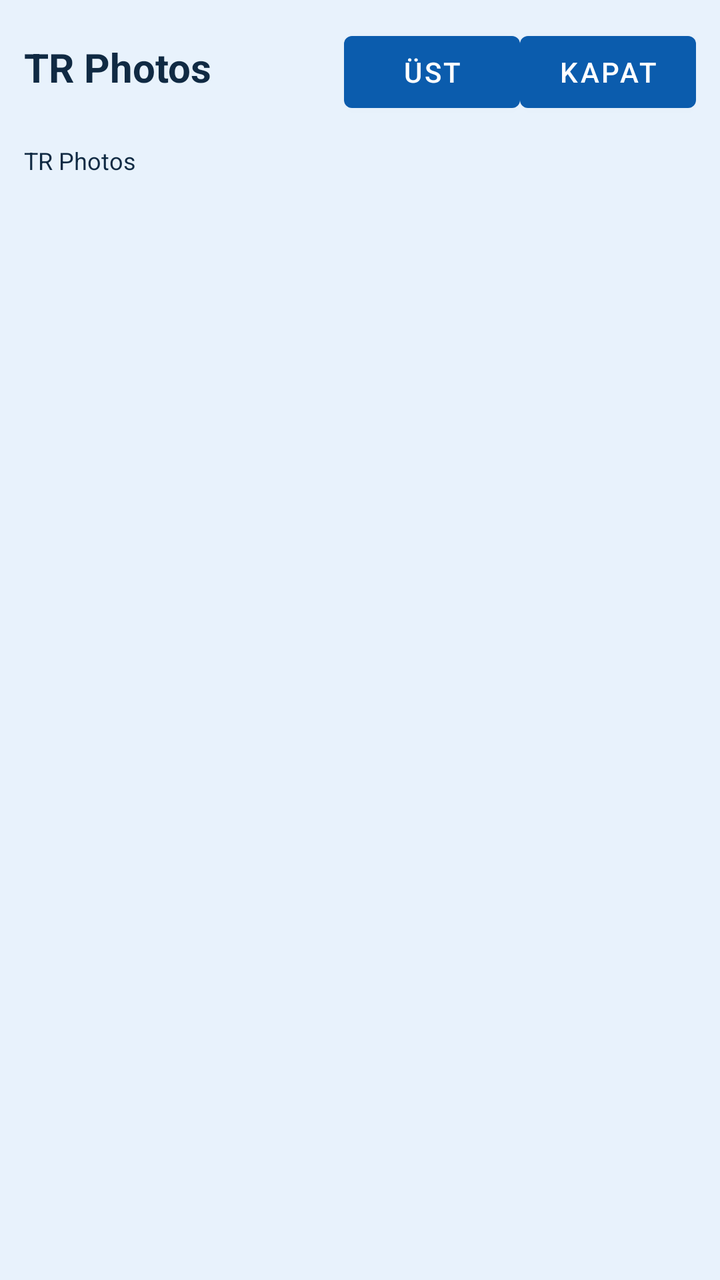
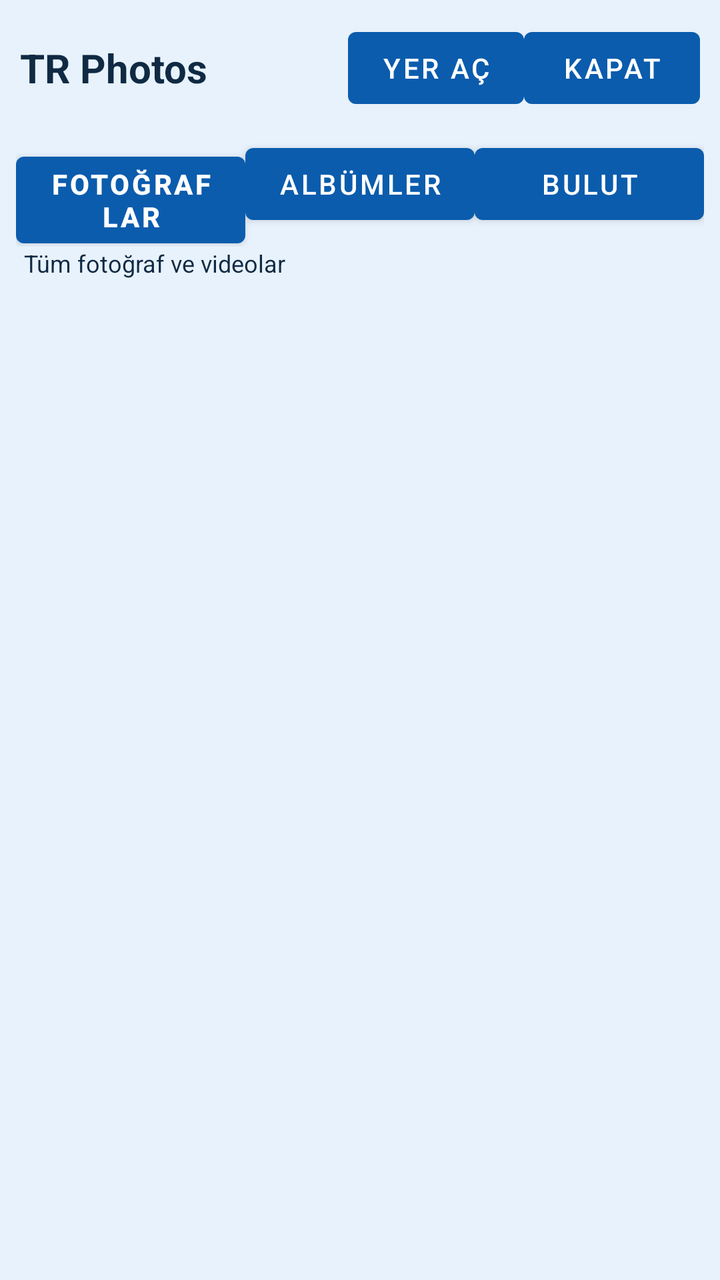

An Android layout rendered at two revisions. The XML below is the earlier revision; the diff shows what the commit changed to produce the second picture.
<!-- AndroidManifest.xml: activity theme Theme.TRDriver -->
<!-- res/layout/activity_photos_library.xml -->
<?xml version="1.0" encoding="utf-8"?>
<LinearLayout xmlns:android="http://schemas.android.com/apk/res/android"
    android:layout_width="match_parent"
    android:layout_height="match_parent"
    android:background="@color/tr_sky"
    android:orientation="vertical">

    <LinearLayout
        android:layout_width="match_parent"
        android:layout_height="wrap_content"
        android:orientation="horizontal"
        android:padding="12dp">

        <TextView
            android:id="@+id/photosTitle"
            android:layout_width="0dp"
            android:layout_height="wrap_content"
            android:layout_weight="1"
            android:text="TR Photos"
            android:textColor="@color/tr_ink"
            android:textSize="20sp"
            android:textStyle="bold" />

        <Button
            android:id="@+id/btnPhotosUp"
            android:layout_width="wrap_content"
            android:layout_height="wrap_content"
            android:text="Üst" />

        <Button
            android:id="@+id/btnPhotosClose"
            android:layout_width="wrap_content"
            android:layout_height="wrap_content"
            android:text="Kapat" />
    </LinearLayout>

    <TextView
        android:id="@+id/photosCrumbs"
        android:layout_width="match_parent"
        android:layout_height="wrap_content"
        android:paddingHorizontal="12dp"
        android:paddingBottom="8dp"
        android:text="TR Photos"
        android:textColor="@color/tr_ink"
        android:textSize="12sp" />

    <ProgressBar
        android:id="@+id/photosProgress"
        android:layout_width="wrap_content"
        android:layout_height="wrap_content"
        android:layout_gravity="center_horizontal"
        android:visibility="gone" />

    <androidx.recyclerview.widget.RecyclerView
        android:id="@+id/photosGrid"
        android:layout_width="match_parent"
        android:layout_height="0dp"
        android:layout_weight="1"
        android:padding="8dp"
        android:clipToPadding="false" />
</LinearLayout>
<!-- resources referenced by this layout -->
<resources>
  <color name="tr_ink">#102A43</color>
  <color name="tr_sky">#E8F2FC</color>
  <style name="Theme.TRDriver" parent="Theme.MaterialComponents.Light.NoActionBar">
          <item name="colorPrimary">@color/tr_blue</item>
          <item name="colorPrimaryVariant">@color/tr_blue_dark</item>
          <item name="colorOnPrimary">@color/tr_white</item>
          <item name="android:statusBarColor">@color/tr_blue_dark</item>
          <item name="android:windowBackground">@color/tr_sky</item>
      </style>
  <color name="tr_blue">#0B5CAD</color>
  <color name="tr_blue_dark">#083F78</color>
  <color name="tr_white">#FFFFFF</color>
</resources>

<!-- the commit's change to res/layout/activity_photos_library.xml (unified diff, before → after) -->
@@ -8,8 +8,9 @@
     <LinearLayout
         android:layout_width="match_parent"
         android:layout_height="wrap_content"
+        android:gravity="center_vertical"
         android:orientation="horizontal"
-        android:padding="12dp">
+        android:padding="10dp">
 
         <TextView
             android:id="@+id/photosTitle"
@@ -22,10 +23,10 @@
             android:textStyle="bold" />
 
         <Button
-            android:id="@+id/btnPhotosUp"
+            android:id="@+id/btnPhotosFreeUp"
             android:layout_width="wrap_content"
             android:layout_height="wrap_content"
-            android:text="Üst" />
+            android:text="Yer aç" />
 
         <Button
             android:id="@+id/btnPhotosClose"
@@ -34,13 +35,42 @@
             android:text="Kapat" />
     </LinearLayout>
 
+    <LinearLayout
+        android:layout_width="match_parent"
+        android:layout_height="wrap_content"
+        android:orientation="horizontal"
+        android:paddingHorizontal="8dp">
+
+        <Button
+            android:id="@+id/tabPhotos"
+            android:layout_width="0dp"
+            android:layout_height="wrap_content"
+            android:layout_weight="1"
+            android:text="Fotoğraflar"
+            android:textStyle="bold" />
+
+        <Button
+            android:id="@+id/tabAlbums"
+            android:layout_width="0dp"
+            android:layout_height="wrap_content"
+            android:layout_weight="1"
+            android:text="Albümler" />
+
+        <Button
+            android:id="@+id/tabCloud"
+            android:layout_width="0dp"
+            android:layout_height="wrap_content"
+            android:layout_weight="1"
+            android:text="Bulut" />
+    </LinearLayout>
+
     <TextView
-        android:id="@+id/photosCrumbs"
+        android:id="@+id/photosSubtitle"
         android:layout_width="match_parent"
         android:layout_height="wrap_content"
         android:paddingHorizontal="12dp"
-        android:paddingBottom="8dp"
-        android:text="TR Photos"
+        android:paddingBottom="6dp"
+        android:text="Tüm fotoğraf ve videolar"
         android:textColor="@color/tr_ink"
         android:textSize="12sp" />
 
@@ -56,6 +86,6 @@
         android:layout_width="match_parent"
         android:layout_height="0dp"
         android:layout_weight="1"
-        android:padding="8dp"
-        android:clipToPadding="false" />
+        android:clipToPadding="false"
+        android:padding="4dp" />
 </LinearLayout>
